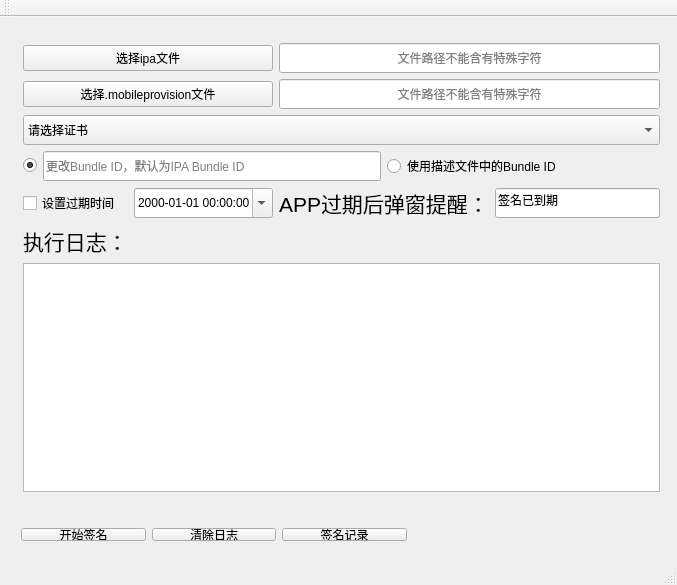
XuYang8026/BSign, file mainwindow.ui: the form before one commit.
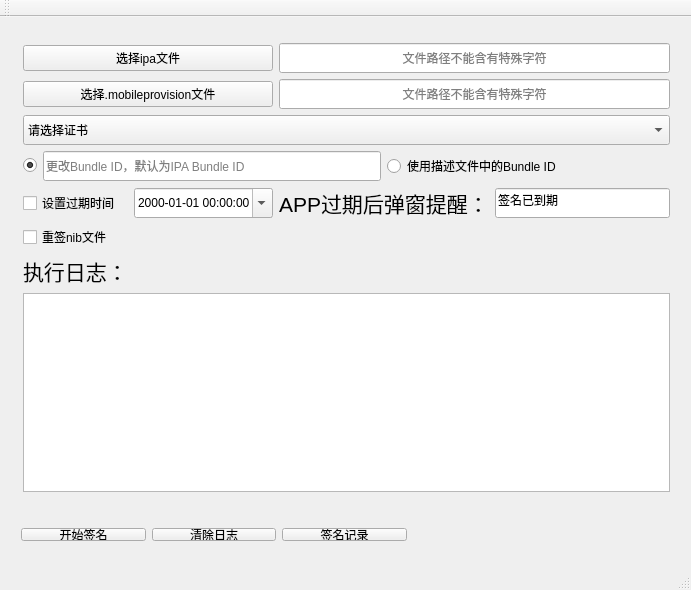
The form after the commit.

Commit message: 添加nib 重签 勾选

Diff of the .ui file:
```diff
--- a/mainwindow.ui
+++ b/mainwindow.ui
@@ -6,8 +6,8 @@
    <rect>
     <x>0</x>
     <y>0</y>
-    <width>677</width>
-    <height>585</height>
+    <width>691</width>
+    <height>590</height>
    </rect>
   </property>
   <property name="windowTitle">
@@ -19,7 +19,7 @@
      <rect>
       <x>12</x>
       <y>15</y>
-      <width>659</width>
+      <width>669</width>
       <height>471</height>
      </rect>
     </property>
@@ -56,7 +56,7 @@
        </property>
       </widget>
      </item>
-     <item row="6" column="0" colspan="6">
+     <item row="7" column="0" colspan="6">
       <widget class="QPlainTextEdit" name="execResult"/>
      </item>
      <item row="3" column="4" colspan="2">
@@ -66,7 +66,7 @@
        </property>
       </widget>
      </item>
-     <item row="5" column="0" colspan="2">
+     <item row="6" column="0" colspan="2">
       <widget class="QLabel" name="label">
        <property name="font">
         <font>
@@ -203,6 +203,16 @@
        </item>
       </layout>
      </item>
+     <item row="5" column="0">
+      <widget class="QCheckBox" name="clickNibSign">
+       <property name="text">
+        <string>重签nib文件</string>
+       </property>
+       <property name="checkable">
+        <bool>true</bool>
+       </property>
+      </widget>
+     </item>
     </layout>
    </widget>
    <widget class="QWidget" name="layoutWidget">
```
Left out of the diff: 2 changed lines with no effect on the pictures. The commit also changes 1 other file.
